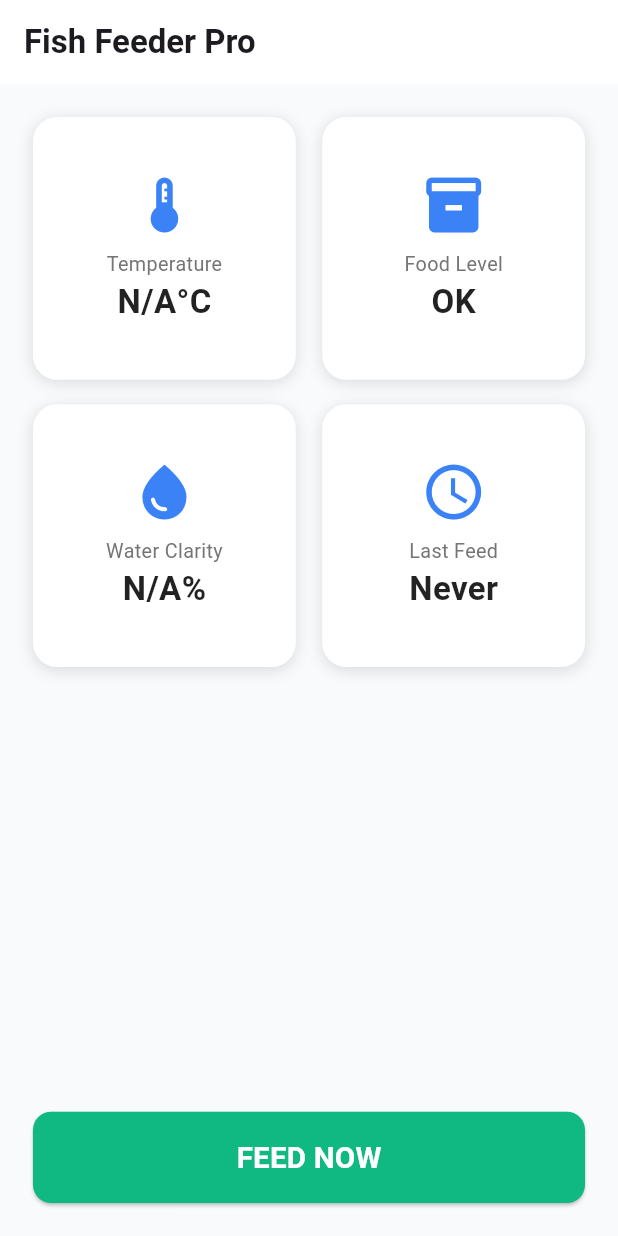
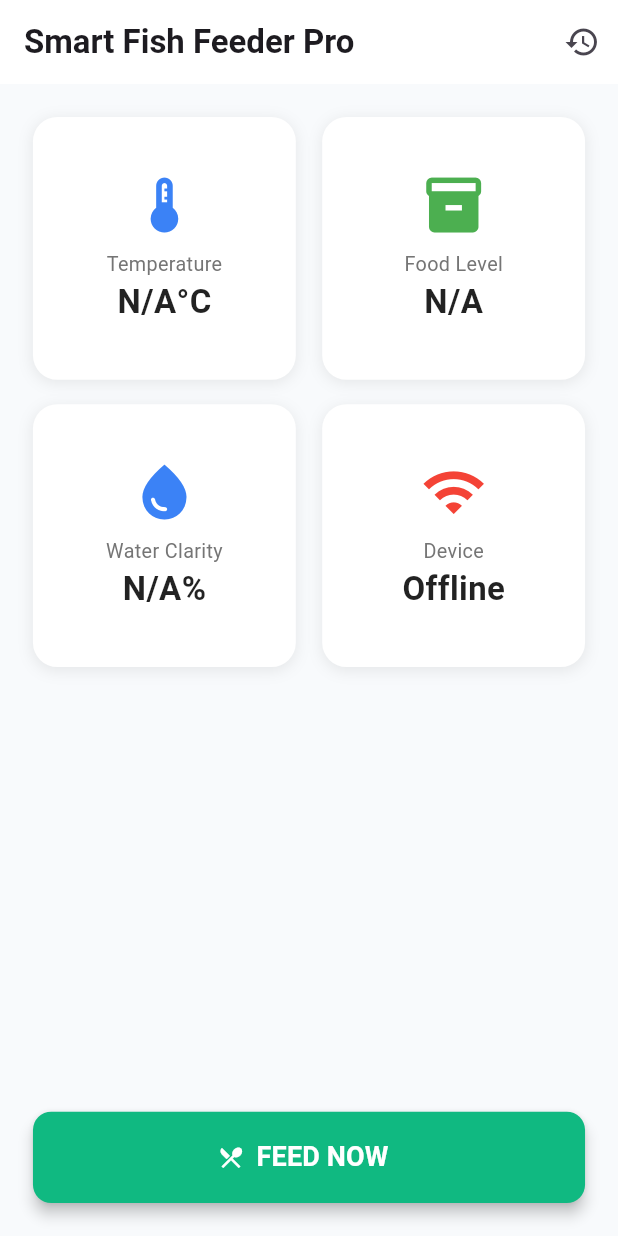
Before and after one commit to CJChANu/smart-fish-feeder-pro-y1s1mtr7, a Flutter app: the screen it shows after launch, after a tap on "FEED NOW", on a phone screen of 412 x 824 dp. Run offline on Flutter 3.47's test engine with Material 3 defaults, Android fonts, the phone set to English and light mode, and no system bars; our stand-ins replace firebase_auth, firebase_core, firebase_database, flutter_riverpod, flutter_screenutil, go_router and 1 more; accounts and stored records are empty.

Commit message:
feat: Implement core auth, device services, and routing
Refactors the application to use a structured service layer and routing.

- **Auth & Device Services:**
  - Adds `AuthService` for user authentication (sign-up, sign-in, sign-out) with Firebase Auth.
  - Implements `DeviceService` to manage device registration and data interaction with the Realtime Database, including fetching user devices and sending commands.

- **Routing & Navigation:**
  - Integrates `go_router` for declarative routing.
  - Establishes routes for the dashboard, removing the previous direct home screen implementation.
  - Adds a placeholder `LoginScreen`.

- **Firebase & UI Enhancements:**
  - Refactors `FirebaseService` to be more robust, supporting multiple devices and separating concerns.
  - Adds a `HistoryScreen` to display feeding history from the database.
  - Updates the `DashboardScreen` to use the new services, adds status cards for device connectivity, and includes navigation to the history screen.
  - Adds VS Code launch configurations (`launch.json`).

```diff
--- a/lib/core/services/firebase_service.dart
+++ b/lib/core/services/firebase_service.dart
@@ -1,5 +1,7 @@
 import 'package:firebase_core/firebase_core.dart';
 import 'package:firebase_database/firebase_database.dart';
+import 'package:smart_fish_feeder_pro/firebase_options.dart';
+import 'package:smart_fish_feeder_pro/core/constants/app_constants.dart';
 import 'package:logger/logger.dart';
 
 class FirebaseService {
@@ -8,25 +10,41 @@ class FirebaseService {
   FirebaseService._internal();
 
   final Logger _logger = Logger();
-  late final DatabaseReference _dbRef;
+  DatabaseReference? _dbRef;
+
+  bool get isInitialized => _dbRef != null;
 
   Future<void> init() async {
-    await Firebase.initializeApp();
+    await Firebase.initializeApp(options: DefaultFirebaseOptions.currentPlatform);
     _dbRef = FirebaseDatabase.instance.ref();
-    _logger.i('Firebase initialized successfully');
+    _logger.i('Firebase initialized');
   }
 
-  DatabaseReference deviceRef(String deviceId) => _dbRef.child('devices/$deviceId');
+  DatabaseReference deviceRef([String? deviceId]) =>
+      (_dbRef ?? FirebaseDatabase.instance.ref()).child('devices/${deviceId ?? AppConstants.deviceId}');
 
-  // Stream for real-time device status
-  Stream<DatabaseEvent> streamDeviceStatus(String deviceId) {
-    return deviceRef(deviceId).child('status').onValue;
+  // Status stream (live updates) — supports optional deviceId
+  Stream<DatabaseEvent> streamStatus([String? deviceId]) => deviceRef(deviceId).child('status').onValue;
+  Stream<DatabaseEvent> streamDeviceStatus(String deviceId) => streamStatus(deviceId);
+
+  // Commands — supports optional deviceId
+  Future<void> sendFeedCommand([String? deviceId]) async {
+    final id = deviceId ?? AppConstants.deviceId;
+    await deviceRef(id).child('commands/feedNow').set(true);
+    await Future.delayed(const Duration(seconds: 3)); // Wait for ESP32
+    await deviceRef(id).child('commands/feedNow').set(false);
   }
 
-  // Write command to device
-  Future<void> sendFeedCommand(String deviceId) async {
-    await deviceRef(deviceId).child('commands/feedNow').set(true);
-    await Future.delayed(Duration(seconds: 2));
-    await deviceRef(deviceId).child('commands/feedNow').set(false);
+  // History stream (last 10) — supports optional deviceId
+  Stream<DatabaseEvent> streamHistory([String? deviceId]) =>
+      deviceRef(deviceId).child('history').limitToLast(10).onValue;
+
+  // Schedule — supports optional deviceId
+  Future<void> setSchedule(List<String> times, [String? deviceId]) async {
+    await deviceRef(deviceId).child('schedule/feeding_times').set(times);
   }
+
+  // Alerts — supports optional deviceId
+  Stream<DatabaseEvent> streamAlerts([String? deviceId]) =>
+      deviceRef(deviceId).child('alerts').onValue;
 }
--- a/lib/features/dashboard/dashboard_screen.dart
+++ b/lib/features/dashboard/dashboard_screen.dart
@@ -1,36 +1,45 @@
+import 'package:flutter/material.dart';
 import 'package:firebase_database/firebase_database.dart';
-import 'package:flutter/material.dart';
-import 'package:flutter_riverpod/flutter_riverpod.dart';
 import 'package:flutter_screenutil/flutter_screenutil.dart';
 import '../../core/constants/app_constants.dart';
 import '../../core/services/firebase_service.dart';
+import '../history/history_screen.dart';
 
-class DashboardScreen extends ConsumerWidget {
-  const DashboardScreen({super.key});
+class DashboardScreen extends StatefulWidget {
+  final String? deviceId;
+  const DashboardScreen({super.key, this.deviceId});
 
   @override
-  Widget build(BuildContext context, WidgetRef ref) {
-    final deviceId = AppConstants.deviceId;
+  _DashboardScreenState createState() => _DashboardScreenState();
+}
 
+class _DashboardScreenState extends State<DashboardScreen> {
+  @override
+  Widget build(BuildContext context) {
     return Scaffold(
-      backgroundColor: Color(0xFFF8FAFC),
+      backgroundColor: const Color(0xFFF8FAFC),
       appBar: AppBar(
-        title: Text('Fish Feeder Pro', style: TextStyle(fontSize: 20.sp, fontWeight: FontWeight.bold)),
+        title: Text(AppConstants.appName, style: TextStyle(fontSize: 20.sp, fontWeight: FontWeight.bold)),
         backgroundColor: Colors.white,
         elevation: 0,
+        actions: [
+          IconButton(
+            icon: const Icon(Icons.history),
+            onPressed: () => Navigator.push(context, MaterialPageRoute(builder: (_) => HistoryScreen())),
+          )
+        ],
       ),
-      body: StreamBuilder<DatabaseEvent>(
-        stream: FirebaseService().streamDeviceStatus(deviceId),
+      body: StreamBuilder<DatabaseEvent?>(
+        stream: FirebaseService().isInitialized ? FirebaseService().streamStatus() : Stream.value(null),
         builder: (context, snapshot) {
           if (snapshot.hasError) {
-            return Center(child: Text('Connection Error: ${snapshot.error}'));
+            return Center(child: Text('Error: ${snapshot.error}'));
           }
 
-          if (!snapshot.hasData) {
-            return Center(child: CircularProgressIndicator());
-          }
-
-          final data = snapshot.data!.snapshot.value as Map<dynamic, dynamic>? ?? {};
+          // Allow the UI to render even when there's no data yet (e.g., tests / offline)
+          final data = (snapshot.hasData && snapshot.data?.snapshot.value != null)
+              ? snapshot.data!.snapshot.value as Map<dynamic, dynamic>
+              : <dynamic, dynamic>{};
 
           return Padding(
             padding: EdgeInsets.all(20.w),
@@ -43,10 +52,12 @@ class DashboardScreen extends ConsumerWidget {
                     crossAxisSpacing: 16.w,
                     mainAxisSpacing: 16.h,
                     children: [
-                      _buildStatusCard('Temperature', '${data['temperature']?.toString() ?? 'N/A'}°C', Icons.thermostat),
-                      _buildStatusCard('Food Level', data['foodLevel'] == 'low' ? 'LOW' : 'OK', Icons.inventory_2),
+                      _buildStatusCard('Temperature', '${data['temperature']?.toStringAsFixed(1) ?? 'N/A'}°C', Icons.thermostat),
+                      _buildStatusCard('Food Level', data['foodLevel']?.toString() ?? 'N/A', Icons.inventory_2,
+                          data['foodLevel'] == 'low' ? Colors.orange : Colors.green),
                       _buildStatusCard('Water Clarity', '${data['clarity']?.toString() ?? 'N/A'}%', Icons.water_drop),
-                      _buildStatusCard('Last Feed', data['lastFeeding']?.toString() ?? 'Never', Icons.access_time),
+                      _buildStatusCard('Device', data['online'] == true ? 'Online' : 'Offline', Icons.wifi,
+                          data['online'] == true ? Colors.green : Colors.red),
                     ],
                   ),
                 ),
@@ -54,13 +65,15 @@ class DashboardScreen extends ConsumerWidget {
                 SizedBox(
                   width: double.infinity,
                   height: 60.h,
-                  child: ElevatedButton(
-                    onPressed: () => FirebaseService().sendFeedCommand(deviceId),
+                  child: ElevatedButton.icon(
+                    onPressed: FirebaseService().sendFeedCommand,
+                    icon: const Icon(Icons.restaurant_menu, color: Colors.white),
+                    label: const Text('FEED NOW', style: TextStyle(fontSize: 18, fontWeight: FontWeight.bold, color: Colors.white)),
                     style: ElevatedButton.styleFrom(
-                      backgroundColor: Color(0xFF10B981),
+                      backgroundColor: const Color(0xFF10B981),
                       shape: RoundedRectangleBorder(borderRadius: BorderRadius.circular(12.r)),
+                      elevation: 4,
                     ),
-                    child: Text('FEED NOW', style: TextStyle(fontSize: 18.sp, fontWeight: FontWeight.bold, color: Colors.white)),
                   ),
                 ),
               ],
@@ -71,18 +84,18 @@ class DashboardScreen extends ConsumerWidget {
     );
   }
 
-  Widget _buildStatusCard(String title, String value, IconData icon) {
+  Widget _buildStatusCard(String title, String value, IconData icon, [Color? color]) {
     return Container(
       padding: EdgeInsets.all(16.w),
       decoration: BoxDecoration(
         color: Colors.white,
         borderRadius: BorderRadius.circular(16.r),
-        boxShadow: [BoxShadow(color: Colors.black12, blurRadius: 8, offset: Offset(0, 2))],
+        boxShadow: [BoxShadow(color: Colors.black.withOpacity(0.08), blurRadius: 8, offset: const Offset(0, 2))],
       ),
       child: Column(
         mainAxisAlignment: MainAxisAlignment.center,
         children: [
-          Icon(icon, size: 40.sp, color: Color(0xFF3B82F6)),
+          Icon(icon, size: 40.sp, color: color ?? const Color(0xFF3B82F6)),
           SizedBox(height: 8.h),
           Text(title, style: TextStyle(fontSize: 12.sp, color: Colors.grey[600])),
           Text(value, style: TextStyle(fontSize: 20.sp, fontWeight: FontWeight.bold, color: Colors.black87)),
--- a/lib/main.dart
+++ b/lib/main.dart
@@ -1,27 +1,30 @@
 import 'package:flutter/material.dart';
 import 'package:flutter_riverpod/flutter_riverpod.dart';
+import 'package:firebase_core/firebase_core.dart';
 import 'package:flutter_screenutil/flutter_screenutil.dart';
-import 'core/constants/app_constants.dart';
-import 'core/services/firebase_service.dart';
-import 'features/dashboard/dashboard_screen.dart';
+import 'router.dart';
+import 'firebase_options.dart';
+import 'core/services/device_service.dart';
 
 void main() async {
   WidgetsFlutterBinding.ensureInitialized();
-  await FirebaseService().init();
+  await Firebase.initializeApp(options: DefaultFirebaseOptions.currentPlatform);
+  DeviceService().init();
   runApp(ProviderScope(child: MyApp()));
 }
 
-class MyApp extends StatelessWidget {
+class MyApp extends ConsumerWidget {
   const MyApp({super.key});
 
   @override
-  Widget build(BuildContext context) {
+  Widget build(BuildContext context, WidgetRef ref) {
+    final router = ref.watch(routerProvider);
     return ScreenUtilInit(
-      designSize: Size(375, 812),
-      builder: (context, child) => MaterialApp(
-        title: AppConstants.appName,
-        theme: ThemeData(primarySwatch: Colors.blue, useMaterial3: true),
-        home: DashboardScreen(),
+      designSize: const Size(375, 812),
+      builder: (_, __) => MaterialApp.router(
+        title: 'Smart Fish Feeder Pro',
+        theme: ThemeData(primarySwatch: Colors.teal, useMaterial3: true),
+        routerConfig: router,
         debugShowCheckedModeBanner: false,
       ),
     );
--- /dev/null
+++ b/lib/router.dart
@@ -0,0 +1,17 @@
+import 'package:go_router/go_router.dart';
+import 'package:flutter_riverpod/flutter_riverpod.dart';
+import 'features/dashboard/dashboard_screen.dart';
+
+final routerProvider = Provider<GoRouter>((ref) {
+  return GoRouter(
+    // Start app directly on the dashboard (login removed)
+    initialLocation: '/dashboard',
+    routes: [
+      GoRoute(path: '/dashboard', builder: (context, state) => const DashboardScreen()),
+      GoRoute(
+        path: '/dashboard/:deviceId',
+        builder: (context, state) => DashboardScreen(deviceId: state.params['deviceId']),
+      ),
+    ],
+  );
+});
--- a/pubspec.yaml
+++ b/pubspec.yaml
@@ -35,6 +35,8 @@ dependencies:
   # Use with the CupertinoIcons class for iOS style icons.
   cupertino_icons: ^1.0.8
   firebase_database: ^12.1.1
+  firebase_auth: ^6.1.3
+  go_router: ^6.0.0
   logger: ^2.6.2
   flutter_riverpod: ^3.0.3
   flutter_screenutil: ^5.9.3
```
Also changed, not shown: lib/DB Files/RT DB.json (added, +42 -0 lines), lib/core/services/auth_service.dart (added, +45 -0 lines), lib/core/services/device_service.dart (added, +60 -0 lines), lib/features/auth/login_screen.dart (added, +13 -0 lines), lib/features/history/history_screen.dart (added, +54 -0 lines), pubspec.lock, 5 other files.
